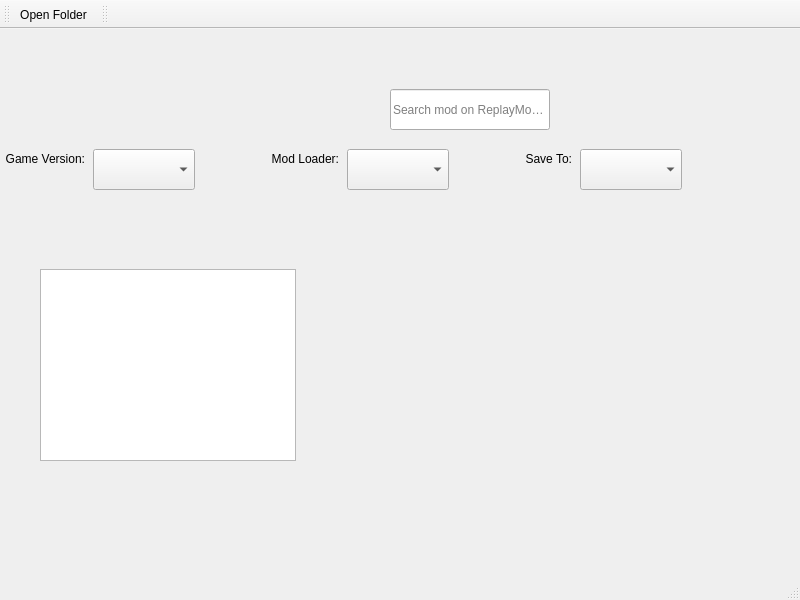
Qt form src/ui/replay/replaymodbrowser.ui (kaniol-lck/modmanager) before a commit.
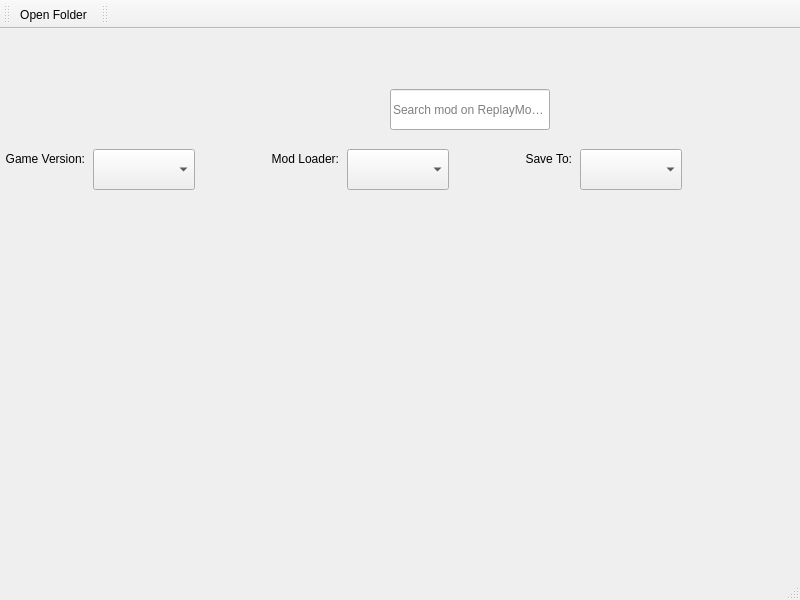
The same form after that commit. Icons and pictures are not drawn.

```diff
--- a/src/ui/replay/replaymodbrowser.ui
+++ b/src/ui/replay/replaymodbrowser.ui
@@ -14,19 +14,6 @@
    <string>MainWindow</string>
   </property>
   <widget class="QWidget" name="centralwidget">
-   <widget class="QListView" name="modListView">
-    <property name="geometry">
-     <rect>
-      <x>40</x>
-      <y>240</y>
-      <width>256</width>
-      <height>192</height>
-     </rect>
-    </property>
-    <property name="verticalScrollMode">
-     <enum>QAbstractItemView::ScrollPerPixel</enum>
-    </property>
-   </widget>
    <widget class="QLineEdit" name="searchText">
     <property name="geometry">
      <rect>
```
